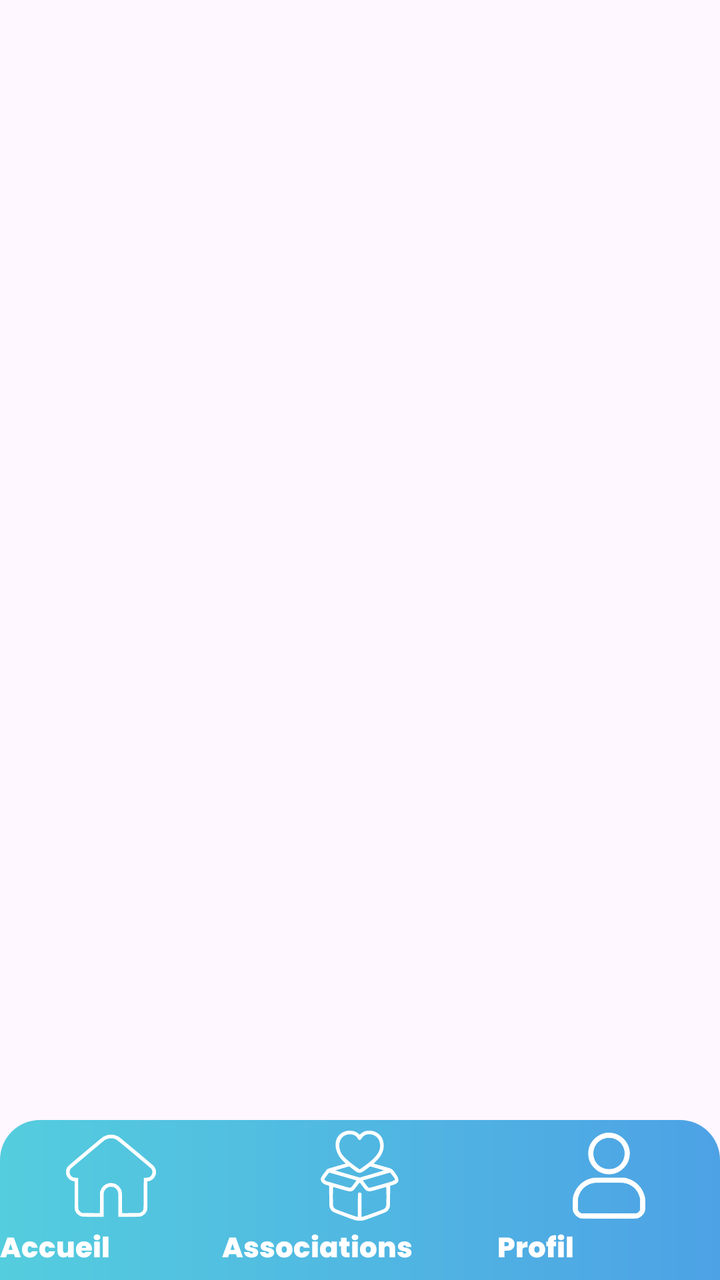
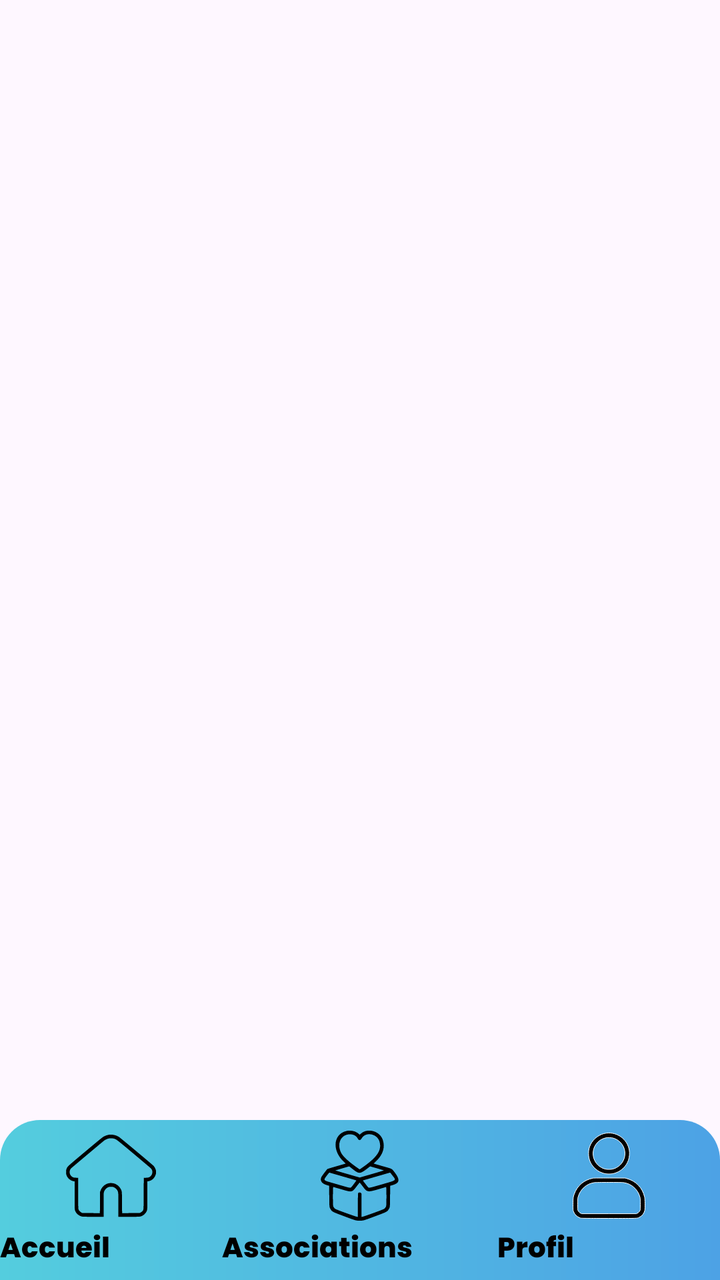

Before-and-after screenshots of an Android layout around one commit, followed by the original layout XML and the change that was made.
<!-- AndroidManifest.xml: application theme Theme.NewAgapiVERSION311CLEAN -->
<!-- res/layout/bottom_nav.xml -->
<?xml version="1.0" encoding="utf-8"?>
<androidx.constraintlayout.widget.ConstraintLayout xmlns:android="http://schemas.android.com/apk/res/android"
    android:layout_width="match_parent"
    android:layout_height="match_parent"
    xmlns:app="http://schemas.android.com/apk/res-auto">

    <LinearLayout
        android:id="@+id/bottom_nav"
        android:layout_width="match_parent"
        android:layout_height="80dp"
        android:background="@drawable/background_menu_bottom_3buttons"
        android:orientation="horizontal"
        app:layout_constraintBottom_toBottomOf="parent"

        >

        <LinearLayout
            android:layout_width="wrap_content"
            android:layout_height="match_parent"
            android:layout_weight="1"
            android:gravity="center"
            android:orientation="vertical">

            <ImageButton
                android:id="@+id/buttonAcceuil"
                android:layout_width="match_parent"
                android:layout_height="50dp"
                android:backgroundTint="#00FFFFFF"
                android:contentDescription="home"
                android:textSize="14sp"
                app:srcCompat="@drawable/home" />

            <TextView
                android:id="@+id/textViewAccueil"
                android:layout_width="match_parent"
                android:layout_height="wrap_content"
                android:fontFamily="@font/poppins_extrabold"
                android:text="Accueil"
                android:textAlignment="center"
                android:textColor="@color/white"
                android:textSize="14sp" />
        </LinearLayout>


        <LinearLayout
            android:layout_width="wrap_content"
            android:layout_height="match_parent"
            android:layout_weight="1"
            android:gravity="center"
            android:orientation="vertical">

            <ImageButton
                android:id="@+id/buttonAsso"
                android:layout_width="match_parent"
                android:layout_height="50dp"
                android:backgroundTint="#00FFFFFF"
                android:contentDescription="association"
                android:textSize="14sp"
                app:srcCompat="@drawable/charity">

            </ImageButton>


            <TextView
                android:id="@+id/textViewAssociations"
                android:layout_width="match_parent"
                android:layout_height="wrap_content"
                android:fontFamily="@font/poppins_extrabold"
                android:text="Associations"
                android:textAlignment="center"
                android:textColor="@color/white"
                android:textSize="14sp" />
        </LinearLayout>


        <LinearLayout
            android:layout_width="wrap_content"
            android:layout_height="match_parent"
            android:layout_weight="1"
            android:gravity="center"
            android:orientation="vertical">

            <ImageButton
                android:id="@+id/buttonProfil"
                android:layout_width="match_parent"
                android:layout_height="50dp"
                android:backgroundTint="#00FFFFFF"
                android:contentDescription="profil"
                android:textSize="14sp"
                app:srcCompat="@drawable/profil">
            </ImageButton>
            <TextView
                android:id="@+id/textViewProfil"
                android:layout_width="match_parent"
                android:layout_height="wrap_content"
                android:fontFamily="@font/poppins_extrabold"
                android:text="Profil"
                android:textAlignment="center"
                android:textColor="@color/white"
                android:textSize="14sp" />
        </LinearLayout>
    </LinearLayout>

</androidx.constraintlayout.widget.ConstraintLayout>
<!-- resources referenced by this layout -->
<resources>
  <color name="white">#FFFFFFFF</color>
  <!-- drawable background_menu_bottom_3buttons (drawable) -->
  <?xml version="1.0" encoding="utf-8"?>
  <shape xmlns:android="http://schemas.android.com/apk/res/android">
  
      <gradient
          android:angle="0"
          android:startColor="#54CDDE"
          android:endColor="#4DA2E5" />
  
      <corners
          android:topLeftRadius="20dp"
          android:topRightRadius="20dp"
          android:bottomLeftRadius="0dp"
          android:bottomRightRadius="0dp"/>
  
  </shape>
  <!-- drawable charity: vector/xml drawable (drawable, 2943 chars, omitted) -->
  <!-- drawable home: vector/xml drawable (drawable, 2399 chars, omitted) -->
  <!-- drawable profil (drawable) -->
  <vector xmlns:android="http://schemas.android.com/apk/res/android"
      android:width="45dp"
      android:height="45dp"
      android:viewportWidth="512"
      android:viewportHeight="512">
    <path
        android:pathData="M240.5,14.13C203.73,18.72 168.98,43.48 151.91,77.23C143.13,94.58 139.74,109.1 139.7,129.5C139.63,161.43 149.85,187.27 171.48,209.88C185.1,224.11 199.04,233.34 216.05,239.41C230.74,244.65 240.58,246.36 256,246.36C271.42,246.36 281.26,244.65 295.95,239.41C328.2,227.9 355.21,200.49 366.3,168C372.32,150.37 374.22,127.4 371.1,110C360.04,48.29 302.88,6.34 240.5,14.13M244,39.58C221.36,43.63 204.1,52.64 189.87,67.84C164.09,95.37 157.87,135.09 174.05,168.94C185.72,193.34 207.07,210.94 233.8,218.2C244.79,221.18 267.21,221.18 278.2,218.2C304.93,210.94 326.28,193.34 337.95,168.94C354.13,135.09 347.91,95.37 322.13,67.84C310.29,55.19 295.81,46.55 278.5,41.78C271.71,39.91 249.93,38.53 244,39.58M164.5,270.44C114.68,279.65 75.5,312.74 58.59,359.89C52.07,378.07 51.55,382.4 51.53,419C51.5,451.44 51.57,452.71 53.81,459.19C59.81,476.54 73.83,490.08 92.72,496.77C97.12,498.33 109.93,498.48 252.73,498.75C423.34,499.07 415.21,499.33 428.25,492.97C444.34,485.13 455.68,470.83 459.53,453.51C461.85,443.1 461.16,389.39 458.57,378C446.39,324.58 409.36,286.15 356.64,272.24L346.5,269.57 259,269.36C190.93,269.19 169.95,269.43 164.5,270.44M174,295.12C130.05,300.15 92.11,333.21 80.19,376.88C77.62,386.31 77.57,387.12 77.53,418.5C77.5,449.98 77.54,450.57 79.79,454.8C83.33,461.42 88.62,466.67 94.84,469.72L100.5,472.5 256,472.5L411.5,472.5 417.16,469.72C423.38,466.67 428.67,461.42 432.21,454.8C434.46,450.57 434.5,449.98 434.47,418.5C434.43,387.12 434.38,386.31 431.81,376.88C419.7,332.54 382.01,300.13 336.67,295.07C325.17,293.79 185.27,293.83 174,295.12"
        android:fillColor="#FFFFFF"
        android:fillType="evenOdd"
        android:strokeColor="#FFFFFF"/>
  </vector>
  <style name="Theme.NewAgapiVERSION311CLEAN" parent="Base.Theme.NewAgapiVERSION311CLEAN" />
  <style name="Base.Theme.NewAgapiVERSION311CLEAN" parent="Theme.Material3.DayNight.NoActionBar">
          
          
        
      </style>
</resources>

<!-- the commit's change to res/layout/bottom_nav.xml (unified diff, before → after) -->
@@ -37,7 +37,7 @@
                 android:fontFamily="@font/poppins_extrabold"
                 android:text="Accueil"
                 android:textAlignment="center"
-                android:textColor="@color/white"
+                android:textColor="@color/black"
                 android:textSize="14sp" />
         </LinearLayout>
 
@@ -68,7 +68,7 @@
                 android:fontFamily="@font/poppins_extrabold"
                 android:text="Associations"
                 android:textAlignment="center"
-                android:textColor="@color/white"
+                android:textColor="@color/black"
                 android:textSize="14sp" />
         </LinearLayout>
 
@@ -87,7 +87,7 @@
                 android:backgroundTint="#00FFFFFF"
                 android:contentDescription="profil"
                 android:textSize="14sp"
-                app:srcCompat="@drawable/profil">
+                app:srcCompat="@drawable/profil_noir">
             </ImageButton>
             <TextView
                 android:id="@+id/textViewProfil"
@@ -96,7 +96,7 @@
                 android:fontFamily="@font/poppins_extrabold"
                 android:text="Profil"
                 android:textAlignment="center"
-                android:textColor="@color/white"
+                android:textColor="@color/black"
                 android:textSize="14sp" />
         </LinearLayout>
     </LinearLayout>
<!-- resource entries referenced after the edit -->
@@ -1,6 +1,6 @@
 <!-- resources referenced by this layout -->
 <resources>
-  <color name="white">#FFFFFFFF</color>
+  <color name="black">#FF000000</color>
   <!-- drawable background_menu_bottom_3buttons (drawable) -->
   <?xml version="1.0" encoding="utf-8"?>
   <shape xmlns:android="http://schemas.android.com/apk/res/android">
@@ -17,9 +17,9 @@
           android:bottomRightRadius="0dp"/>
   
   </shape>
-  <!-- drawable charity: vector/xml drawable (drawable, 2943 chars, omitted) -->
-  <!-- drawable home: vector/xml drawable (drawable, 2399 chars, omitted) -->
-  <!-- drawable profil (drawable) -->
+  <!-- drawable charity: vector/xml drawable (drawable, 2948 chars, omitted) -->
+  <!-- drawable home: vector/xml drawable (drawable, 2404 chars, omitted) -->
+  <!-- drawable profil_noir (drawable) -->
   <vector xmlns:android="http://schemas.android.com/apk/res/android"
       android:width="45dp"
       android:height="45dp"
@@ -27,7 +27,7 @@
       android:viewportHeight="512">
     <path
         android:pathData="M240.5,14.13C203.73,18.72 168.98,43.48 151.91,77.23C143.13,94.58 139.74,109.1 139.7,129.5C139.63,161.43 149.85,187.27 171.48,209.88C185.1,224.11 199.04,233.34 216.05,239.41C230.74,244.65 240.58,246.36 256,246.36C271.42,246.36 281.26,244.65 295.95,239.41C328.2,227.9 355.21,200.49 366.3,168C372.32,150.37 374.22,127.4 371.1,110C360.04,48.29 302.88,6.34 240.5,14.13M244,39.58C221.36,43.63 204.1,52.64 189.87,67.84C164.09,95.37 157.87,135.09 174.05,168.94C185.72,193.34 207.07,210.94 233.8,218.2C244.79,221.18 267.21,221.18 278.2,218.2C304.93,210.94 326.28,193.34 337.95,168.94C354.13,135.09 347.91,95.37 322.13,67.84C310.29,55.19 295.81,46.55 278.5,41.78C271.71,39.91 249.93,38.53 244,39.58M164.5,270.44C114.68,279.65 75.5,312.74 58.59,359.89C52.07,378.07 51.55,382.4 51.53,419C51.5,451.44 51.57,452.71 53.81,459.19C59.81,476.54 73.83,490.08 92.72,496.77C97.12,498.33 109.93,498.48 252.73,498.75C423.34,499.07 415.21,499.33 428.25,492.97C444.34,485.13 455.68,470.83 459.53,453.51C461.85,443.1 461.16,389.39 458.57,378C446.39,324.58 409.36,286.15 356.64,272.24L346.5,269.57 259,269.36C190.93,269.19 169.95,269.43 164.5,270.44M174,295.12C130.05,300.15 92.11,333.21 80.19,376.88C77.62,386.31 77.57,387.12 77.53,418.5C77.5,449.98 77.54,450.57 79.79,454.8C83.33,461.42 88.62,466.67 94.84,469.72L100.5,472.5 256,472.5L411.5,472.5 417.16,469.72C423.38,466.67 428.67,461.42 432.21,454.8C434.46,450.57 434.5,449.98 434.47,418.5C434.43,387.12 434.38,386.31 431.81,376.88C419.7,332.54 382.01,300.13 336.67,295.07C325.17,293.79 185.27,293.83 174,295.12"
-        android:fillColor="#FFFFFF"
+        android:fillColor="@color/black"
         android:fillType="evenOdd"
         android:strokeColor="#FFFFFF"/>
   </vector>
